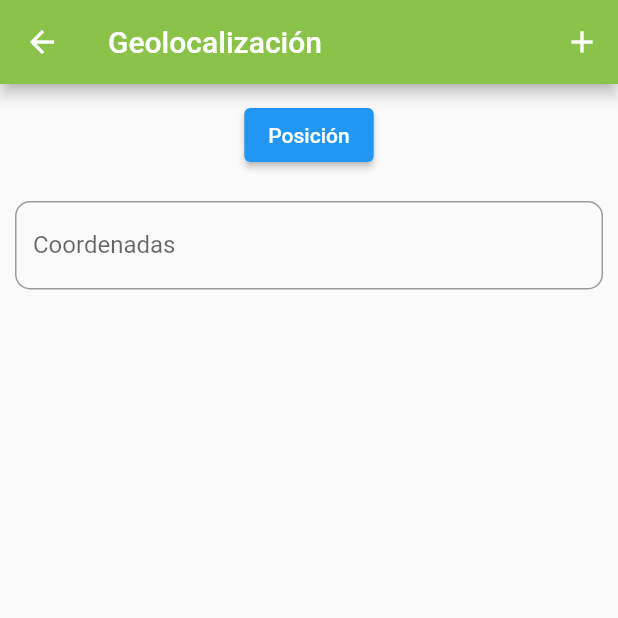
After one commit to Leonardov7/proyectobaselinea2022_2, a Flutter app: the screen it shows after launch, after a tap on "Geolocalización", on a phone screen of 412 x 824 dp, the top half of it. The commit adds this screen. Run offline on Flutter 3.47's test engine with Material 2 defaults, Android fonts, the phone set to English and light mode, and no system bars; our stand-ins replace cloud_firestore, firebase_core, geolocator, local_auth; missing offline and left inert: encrypt; accounts and stored records are empty.

Commit message:
Geolocalización Lector biométrico

```diff
--- /dev/null
+++ b/lib/Plantilla.dart
@@ -0,0 +1,17 @@
+import 'package:flutter/material.dart';
+
+class Geo extends StatefulWidget{
+  GeoApp createState() => GeoApp();
+}
+class GeoApp extends State<Geo>{
+  @override
+  Widget build(BuildContext context){
+    return Scaffold(
+      appBar: AppBar(
+        title: Text('Geolocalización'),
+
+      ),
+      body: SingleChildScrollView(),
+    );
+  }
+}
--- /dev/null
+++ b/lib/Vista/Geo.dart
@@ -0,0 +1,86 @@
+import 'package:flutter/material.dart';
+import 'package:geolocator/geolocator.dart';
+
+class Geo extends StatefulWidget {
+  GeoApp createState() => GeoApp();
+}
+
+class GeoApp extends State<Geo> {
+  late Position position;
+  TextEditingController local =TextEditingController();
+  @override
+  Widget build(BuildContext context) {
+    return Scaffold(
+      appBar: AppBar(
+        title: Text('Geolocalización'),
+        backgroundColor: Colors.lightGreen,
+        actions: [
+          IconButton(
+            onPressed: () async {
+              local.text = (await _determinePosition()).toString();
+              print(local.text);
+            },
+            icon: const Icon(Icons.add),
+           // child: const Icon(Icons.add),
+          )
+        ],
+      ),
+      body: SingleChildScrollView(
+        child: Container(
+          child: Column(
+            children: [
+              Padding(
+                padding: EdgeInsets.all(10),
+                child: ElevatedButton(
+                  onPressed: () {},
+                  child: Text('Posición'),
+                ),
+              ),
+              Padding(
+                padding: EdgeInsets.all(10),
+                child: TextField(
+                  controller: local,
+                  style: TextStyle(color: Colors.blueGrey),
+                  decoration: InputDecoration(
+                    fillColor: Colors.grey,
+                    border: OutlineInputBorder(
+                      borderRadius: BorderRadius.circular(10),
+                    ),
+                    labelText: 'Coordenadas ',
+                    hintText: 'Coordenadas',
+                  ),
+                ),
+              ),
+            ],
+          ),
+        ),
+      ),
+    );
+  }
+  Future<Position> _determinePosition() async {
+    bool serviceEnabled;
+    LocationPermission permission;
+    serviceEnabled = await Geolocator.isLocationServiceEnabled();
+    if (serviceEnabled) {
+    } else {
+      await Geolocator.openLocationSettings();
+    }
+    if (!serviceEnabled) {
+      return Future.error('Location services are disabled.');
+    }
+    permission = await Geolocator.checkPermission();
+    if (permission == LocationPermission.denied) {
+      permission = await Geolocator.requestPermission();
+      if (permission == LocationPermission.denied) {
+        return Future.error('Location permissions are denied');
+      }
+    }
+    if (permission == LocationPermission.deniedForever) {
+      return Future.error(
+          'Location permissions are permanently denied, we cannot request permissions.');
+    }
+    print(await Geolocator.getCurrentPosition());
+
+    return await Geolocator.getCurrentPosition();
+  }
+}
--- a/lib/Vista/RegistroUser.dart
+++ b/lib/Vista/RegistroUser.dart
@@ -3,6 +3,7 @@ import 'package:flutter/material.dart';
 import 'package:encrypt/encrypt.dart';
 import 'package:flutter/src/foundation/key.dart';
 import 'package:encrypt/encrypt.dart' as encrypt;
+
 
 class RegistroUser extends StatefulWidget {
   @override
@@ -30,6 +31,7 @@ class RegistroUserApp extends State<RegistroUser> {
     } catch (e) {
       print('ERROR--> ' + e.toString());
     }
+    //String clave=KEY_LOCAL_AUTH_ENABLED;
   }
 
   Widget build(BuildContext context) {
--- a/lib/main.dart
+++ b/lib/main.dart
@@ -1,6 +1,7 @@
 import 'package:firebase_core/firebase_core.dart';
 import 'package:flutter/material.dart';
 import 'package:proyectobaselinea2022_2/Vista/RegistroUser.dart';
+import 'Vista/Geo.dart';
 import 'Vista/Login.dart';
 import 'firebase_options.dart';
 
@@ -70,6 +71,23 @@ class HomeStart extends State<Home> {
                   ),
                 ),
               ),
+              Padding(
+                padding:
+                EdgeInsets.only(left: 10, top: 10, right: 10, bottom: 0),
+                child: ElevatedButton(
+                  style: ElevatedButton.styleFrom(
+                      primary: Colors.black45, minimumSize: Size(400, 50)),
+                  onPressed: () {
+                    print('Ingreso Geo');
+                    Navigator.push(
+                        context, MaterialPageRoute(builder: (_) => Geo()));
+                  },
+                  child: Text(
+                    'Geolocalización',
+                    style: TextStyle(color: Colors.white, fontSize: 20),
+                  ),
+                ),
+              ),
             ],
           ),
         ),
--- a/pubspec.yaml
+++ b/pubspec.yaml
@@ -31,7 +31,9 @@ dependencies:
     sdk: flutter
   firebase_core:
   cloud_firestore:
-  local_auth: ^2.1.2
+  local_auth: ^1.1.6
+  geolocator: ^8.2.0
+ # gold_local_auth:
   encrypt:
 
   # The following adds the Cupertino Icons font to your application.
```
Also changed, not shown: lib/Vista/Login.dart (+21 -13 lines), pubspec.lock, 2 other files.
